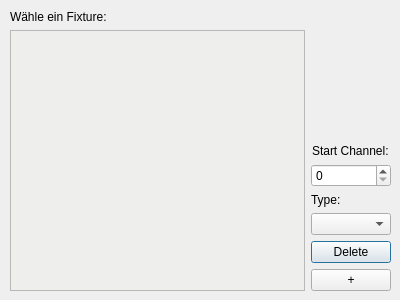
Lenium37/SigLight, file src/ui/fixturechoosingdialog.ui: the form before one commit.
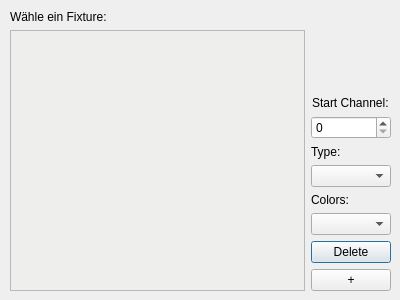
The form after the commit.

The edit to the form file:
```diff
--- a/src/ui/fixturechoosingdialog.ui
+++ b/src/ui/fixturechoosingdialog.ui
@@ -102,6 +102,31 @@
       <item>
        <widget class="QComboBox" name="cB_type"/>
       </item>
+      <item alignment="Qt::AlignBottom">
+       <widget class="QLabel" name="l_colors">
+        <property name="sizePolicy">
+         <sizepolicy hsizetype="Preferred" vsizetype="Preferred">
+          <horstretch>0</horstretch>
+          <verstretch>0</verstretch>
+         </sizepolicy>
+        </property>
+        <property name="layoutDirection">
+         <enum>Qt::LeftToRight</enum>
+        </property>
+        <property name="autoFillBackground">
+         <bool>false</bool>
+        </property>
+        <property name="styleSheet">
+         <string notr="true"/>
+        </property>
+        <property name="text">
+         <string>Colors:</string>
+        </property>
+       </widget>
+      </item>
+      <item>
+       <widget class="QComboBox" name="cB_colors"/>
+      </item>
       <item>
        <widget class="QPushButton" name="pB_delete_fixture">
         <property name="text">
```
